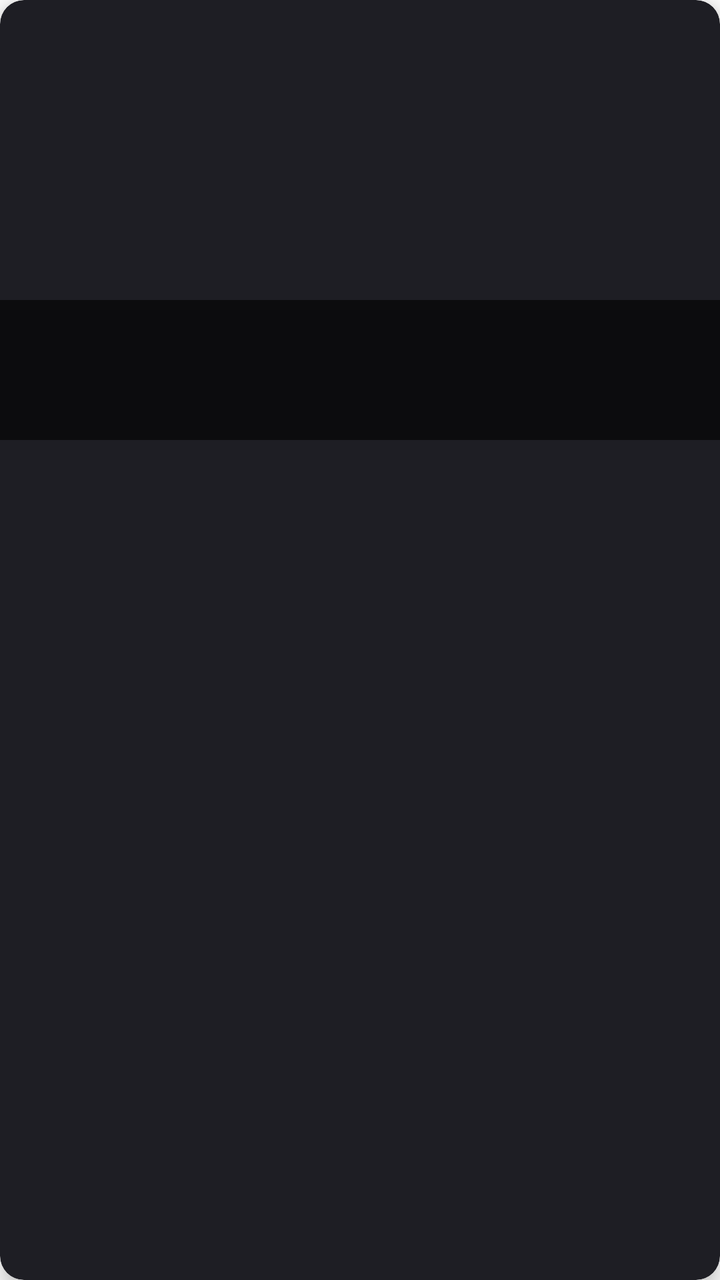
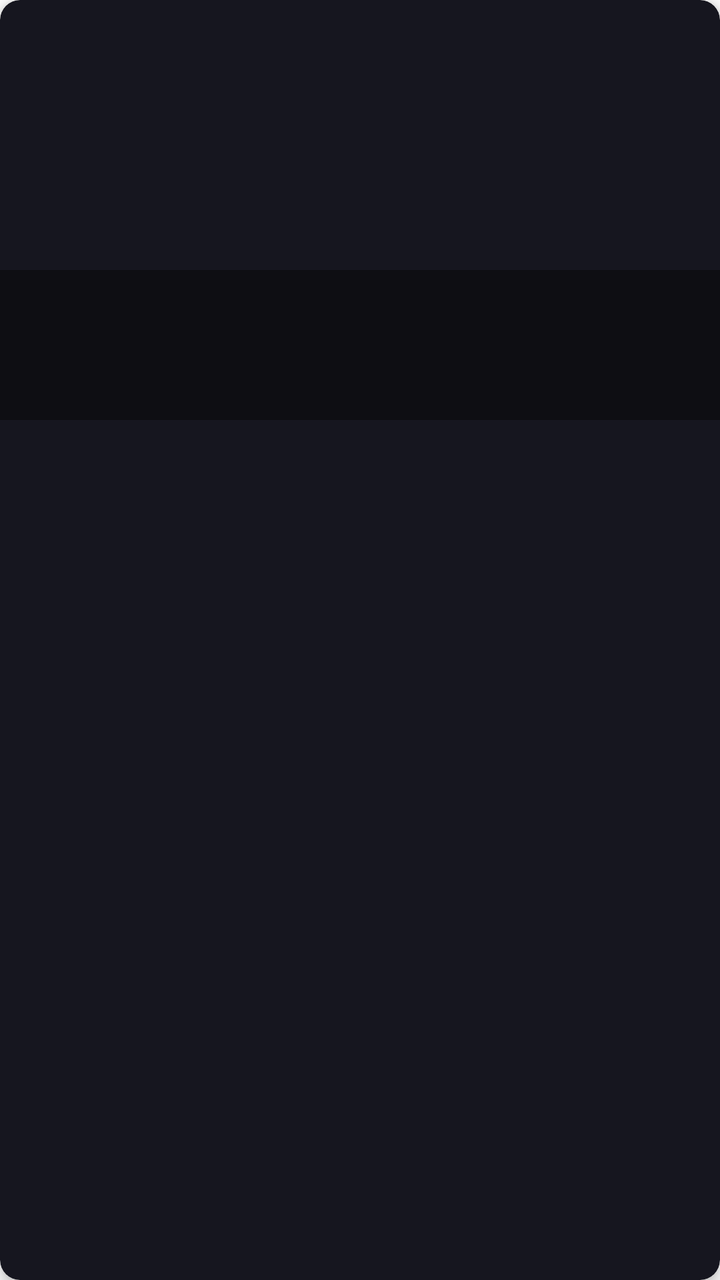

An Android layout rendered at two revisions. The XML below is the earlier revision; the diff shows what the commit changed to produce the second picture.
<!-- AndroidManifest.xml: application theme Theme.MaterialComponents.DayNight.NoActionBar -->
<!-- res/layout/item_movie.xml -->
<?xml version="1.0" encoding="utf-8"?>
<androidx.cardview.widget.CardView 
    xmlns:android="http://schemas.android.com/apk/res/android"
    xmlns:app="http://schemas.android.com/apk/res-auto"
    android:layout_width="match_parent"
    android:layout_height="wrap_content"
    android:layout_margin="6dp"
    app:cardCornerRadius="12dp"
    app:cardElevation="6dp"
    app:cardBackgroundColor="#1E1E24">

    <RelativeLayout
        android:layout_width="match_parent"
        android:layout_height="220dp">

        <ImageView
            android:id="@+id/posterImageView"
            android:layout_width="match_parent"
            android:layout_height="match_parent"
            android:scaleType="centerCrop" />

        <View
            android:layout_width="match_parent"
            android:layout_height="70dp"
            android:layout_alignParentBottom="true"
            android:background="#99000000" />

        <TextView
            android:id="@+id/titleTextView"
            android:layout_width="match_parent"
            android:layout_height="wrap_content"
            android:layout_alignParentBottom="true"
            android:padding="8dp"
            android:textColor="#FFFFFF"
            android:textSize="13sp"
            android:textStyle="bold"
            android:gravity="center"
            android:maxLines="2"
            android:ellipsize="end" />
    </RelativeLayout>
</androidx.cardview.widget.CardView>
<!-- resources referenced by this layout -->
<resources>

</resources>

<!-- the commit's change to res/layout/item_movie.xml (unified diff, before → after) -->
@@ -4,14 +4,14 @@
     xmlns:app="http://schemas.android.com/apk/res-auto"
     android:layout_width="match_parent"
     android:layout_height="wrap_content"
-    android:layout_margin="6dp"
-    app:cardCornerRadius="12dp"
-    app:cardElevation="6dp"
-    app:cardBackgroundColor="#1E1E24">
+    android:layout_margin="5dp"
+    app:cardCornerRadius="10dp"
+    app:cardElevation="4dp"
+    app:cardBackgroundColor="#16161F">
 
     <RelativeLayout
         android:layout_width="match_parent"
-        android:layout_height="220dp">
+        android:layout_height="210dp">
 
         <ImageView
             android:id="@+id/posterImageView"
@@ -19,23 +19,25 @@
             android:layout_height="match_parent"
             android:scaleType="centerCrop" />
 
+        
         <View
             android:layout_width="match_parent"
-            android:layout_height="70dp"
+            android:layout_height="75dp"
             android:layout_alignParentBottom="true"
-            android:background="#99000000" />
+            android:background="#B30A0A0F" />
 
         <TextView
             android:id="@+id/titleTextView"
             android:layout_width="match_parent"
             android:layout_height="wrap_content"
             android:layout_alignParentBottom="true"
-            android:padding="8dp"
+            android:padding="6dp"
             android:textColor="#FFFFFF"
-            android:textSize="13sp"
+            android:textSize="12sp"
             android:textStyle="bold"
             android:gravity="center"
             android:maxLines="2"
             android:ellipsize="end" />
+
     </RelativeLayout>
 </androidx.cardview.widget.CardView>
